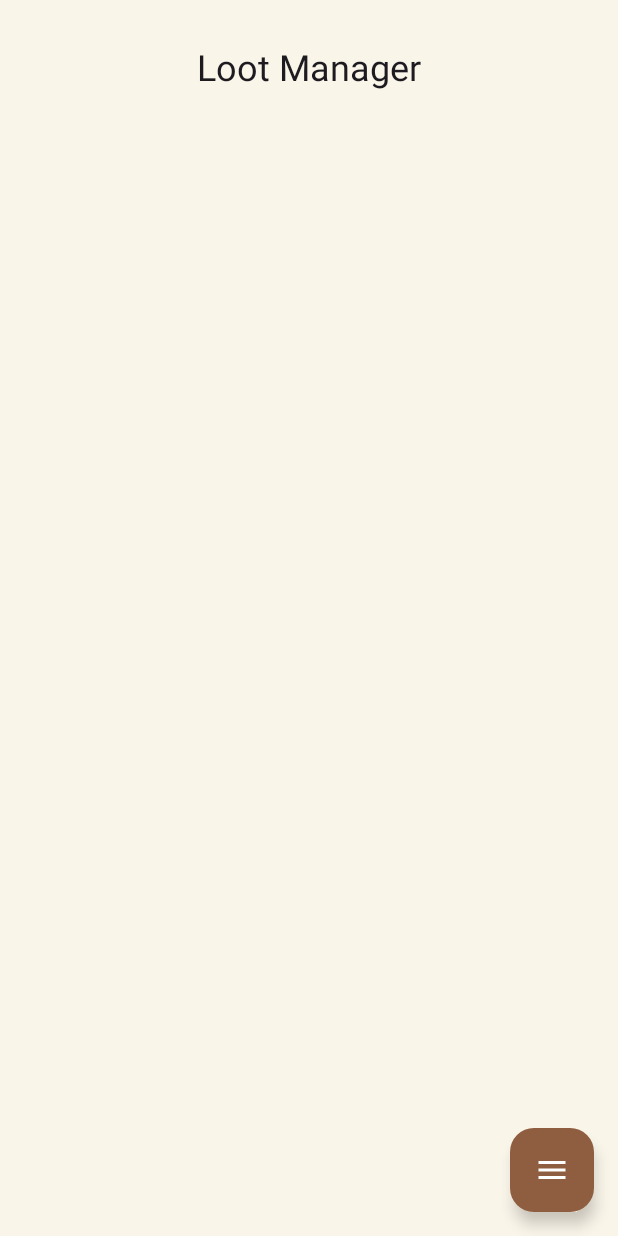
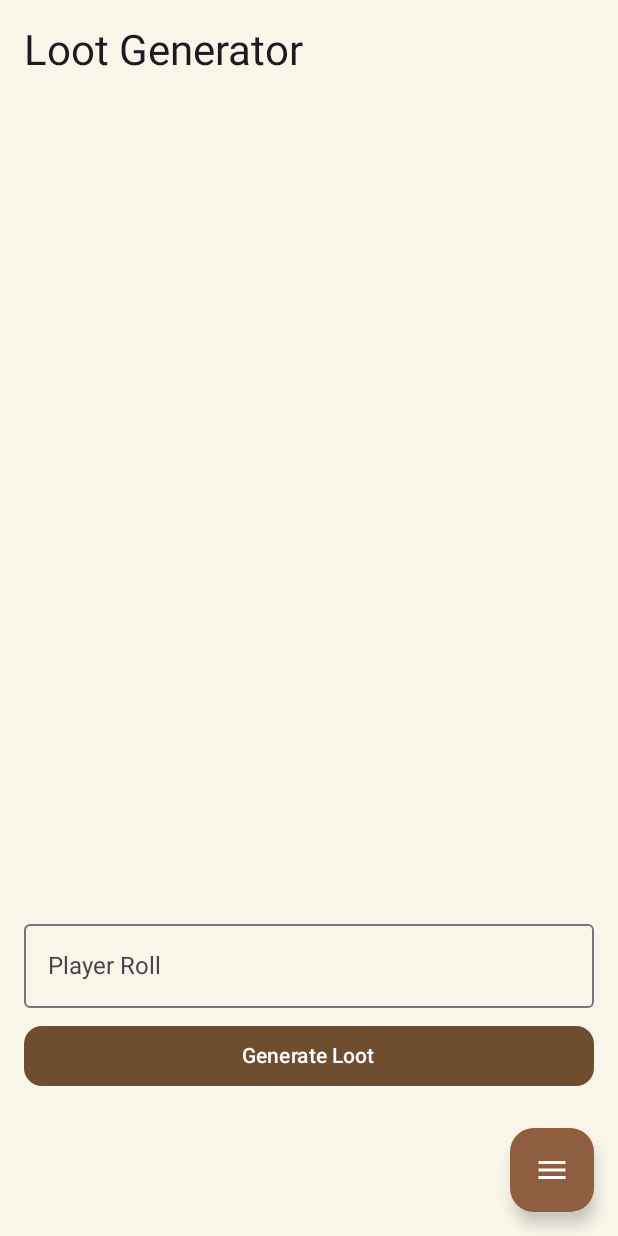
Before and after one commit to supertclank/Campaign-Master, an Android app built with Jetpack Compose: the LootManagerScreen screen opened through its navigation route, on a phone screen of 412 x 824 dp. Run offline under Robolectric (Android 15) with nearby library versions, the phone set to English and light mode, and no system bars; libraries missing offline, so code that uses them is left out: com.jakewharton.retrofit2.

Commit message:
Adjusted fab menu so that it does not overlap with content. Started Loot generation system

```diff
--- a/app/src/main/java/com/example/campaign_master/CampaignMasterApp.kt
+++ b/app/src/main/java/com/example/campaign_master/CampaignMasterApp.kt
@@ -1,54 +1,61 @@
 package com.example.campaign_master
 
-import androidx.compose.foundation.layout.Box
+import androidx.compose.foundation.layout.Column
+import androidx.compose.foundation.layout.fillMaxSize
 import androidx.compose.foundation.layout.padding
 import androidx.compose.material.icons.Icons
 import androidx.compose.material.icons.filled.Menu
 import androidx.compose.material3.ExperimentalMaterial3Api
+import androidx.compose.material3.FabPosition
 import androidx.compose.material3.FloatingActionButton
 import androidx.compose.material3.Icon
 import androidx.compose.material3.ModalBottomSheet
 import androidx.compose.material3.Scaffold
 import androidx.compose.material3.rememberModalBottomSheetState
 import androidx.compose.runtime.Composable
-import androidx.compose.runtime.getValue
-import androidx.compose.runtime.mutableStateOf
-import androidx.compose.runtime.remember
-import androidx.compose.runtime.setValue
+import androidx.compose.runtime.rememberCoroutineScope
 import androidx.compose.ui.Modifier
+import androidx.compose.ui.unit.dp
 import androidx.navigation.compose.rememberNavController
 import com.example.campaign_master.navigation.NavBottomSheet
 import com.example.campaign_master.navigation.NavGraph
+import kotlinx.coroutines.launch
 
 @OptIn(ExperimentalMaterial3Api::class)
 @Composable
 fun CampaignMasterApp() {
     val navController = rememberNavController()
     val sheetState = rememberModalBottomSheetState(skipPartiallyExpanded = true)
-    var showSheet by remember { mutableStateOf(false) }
-
-    NavGraph(navController = navController)
+    val coroutineScope = rememberCoroutineScope()
 
     Scaffold(
         floatingActionButton = {
-            FloatingActionButton(onClick = { showSheet = true }) {
+            FloatingActionButton(
+                onClick = { coroutineScope.launch { sheetState.show() } }
+            ) {
                 Icon(Icons.Default.Menu, contentDescription = "Menu")
             }
-        }
+        },
+        floatingActionButtonPosition = FabPosition.End
     ) { innerPadding ->
-        Box(modifier = Modifier.padding(innerPadding)) {
+        Column(
+            modifier = Modifier
+                .fillMaxSize()
+                .padding(innerPadding)
+                .padding(bottom = 72.dp)
+        ) {
             NavGraph(navController = navController)
         }
 
-        if (showSheet) {
+        if (sheetState.isVisible) {
             ModalBottomSheet(
-                onDismissRequest = { showSheet = false },
+                onDismissRequest = { coroutineScope.launch { sheetState.hide() } },
                 sheetState = sheetState
             ) {
                 NavBottomSheet(
                     onNavigate = { route ->
                         navController.navigate(route)
-                        showSheet = false
+                        coroutineScope.launch { sheetState.hide() }
                     }
                 )
             }
--- a/app/src/main/java/com/example/campaign_master/data/remote/Open5eApiService.kt
+++ b/app/src/main/java/com/example/campaign_master/data/remote/Open5eApiService.kt
@@ -1,13 +1,17 @@
 package com.example.campaign_master.data.remote
 
 import com.example.campaign_master.data.remote.models.Open5eResponse
+import com.example.campaign_master.data.remote.models.loot.EquipmentItem
+import com.example.campaign_master.data.remote.models.loot.MagicItem
+import com.example.campaign_master.data.remote.models.monster.Monster
 import retrofit2.http.GET
 import retrofit2.http.Query
 import retrofit2.http.Url
 
 interface Open5eApiService {
+
     @GET("monsters/")
-    suspend fun getMonsters(@Query("search") name: String? = null): Open5eResponse
+    suspend fun getMonsters(@Query("search") name: String? = null): Open5eResponse<Monster>
 
     @GET("monsters/")
     suspend fun searchMonsters(
@@ -16,8 +20,14 @@ interface Open5eApiService {
         @Query("type") type: String? = null,
         @Query("limit") limit: Int = 100,
         @Query("offset") offset: Int = 0
-    ): Open5eResponse
+    ): Open5eResponse<Monster>
 
     @GET
-    suspend fun getMonstersByUrl(@Url url: String): Open5eResponse
+    suspend fun getMonstersByUrl(@Url url: String): Open5eResponse<Monster>
+
+    @GET("magicitems/")
+    suspend fun getMagicItems(): Open5eResponse<MagicItem>
+
+    @GET("equipment/")
+    suspend fun getEquipment(): Open5eResponse<EquipmentItem>
 }
--- a/app/src/main/java/com/example/campaign_master/data/remote/models/Open5eResponse.kt
+++ b/app/src/main/java/com/example/campaign_master/data/remote/models/Open5eResponse.kt
@@ -1,9 +1,10 @@
 package com.example.campaign_master.data.remote.models
 
+import com.example.campaign_master.data.remote.models.monster.Monster
 import kotlinx.serialization.Serializable
 
 @Serializable
-data class Open5eResponse(
+data class Open5eResponse<T>(
     val count: Int,
     val next: String?,
     val previous: String?,
--- /dev/null
+++ b/app/src/main/java/com/example/campaign_master/data/remote/models/loot/Cost.kt
@@ -0,0 +1,6 @@
+package com.example.campaign_master.data.remote.models.loot
+
+data class Cost(
+    val quantity: Int,
+    val unit: String,
+)
--- /dev/null
+++ b/app/src/main/java/com/example/campaign_master/data/remote/models/loot/GeneratedLoot.kt
@@ -0,0 +1,10 @@
+package com.example.campaign_master.data.remote.models.loot
+
+data class GeneratedLoot(
+    val name: String,
+    val category: String,
+    val description: String? = null,
+    val quantity: Int = 1,
+    val value: Int? = null,
+    val currencyString: String? = null
+)
--- /dev/null
+++ b/app/src/main/java/com/example/campaign_master/data/remote/models/loot/WeightedLoot.kt
@@ -0,0 +1,6 @@
+package com.example.campaign_master.data.remote.models.loot
+
+data class WeightedLoot(
+    val loot: GeneratedLoot,
+    val weight: Int,
+)
--- a/app/src/main/java/com/example/campaign_master/data/remote/models/Monster.kt
+++ b/app/src/main/java/com/example/campaign_master/data/remote/models/monster/Monster.kt
@@ -1,4 +1,4 @@
-package com.example.campaign_master.data.remote.models
+package com.example.campaign_master.data.remote.models.monster
 
 import android.os.Parcelable
 import kotlinx.parcelize.Parcelize
@@ -53,6 +53,6 @@ data class Monster(
     val special_abilities: List<MonsterAction>? = emptyList(),
     val reactions: List<MonsterAction>? = emptyList(),
 
-    // Spellcasting (Optional)
+    // Spellcasting
     val spell_list: List<String>? = null
 ) : Parcelable
--- a/app/src/main/java/com/example/campaign_master/data/remote/models/MonsterAction.kt
+++ b/app/src/main/java/com/example/campaign_master/data/remote/models/monster/MonsterAction.kt
@@ -1,10 +1,11 @@
-package com.example.campaign_master.data.remote.models
+package com.example.campaign_master.data.remote.models.monster
 
 import android.os.Parcelable
 import kotlinx.parcelize.Parcelize
+import kotlinx.serialization.Serializable
 
 @Parcelize
-@kotlinx.serialization.Serializable
+@Serializable
 data class MonsterAction(
     val name: String,
     val desc: String,
--- a/app/src/main/java/com/example/campaign_master/data/MonsterRepository.kt
+++ b/app/src/main/java/com/example/campaign_master/data/remote/models/monster/MonsterRepository.kt
@@ -1,6 +1,5 @@
-package com.example.campaign_master.data
+package com.example.campaign_master.data.remote.models.monster
 
-import com.example.campaign_master.data.remote.models.Monster
 import com.google.firebase.firestore.FirebaseFirestore
 
 object MonsterRepository {
--- a/app/src/main/java/com/example/campaign_master/data/remote/models/Speed.kt
+++ b/app/src/main/java/com/example/campaign_master/data/remote/models/monster/Speed.kt
@@ -1,4 +1,4 @@
-package com.example.campaign_master.data.remote.models
+package com.example.campaign_master.data.remote.models.monster
 
 import android.os.Parcelable
 import kotlinx.parcelize.Parcelize
--- a/app/src/main/java/com/example/campaign_master/features/loot_manager/LootManagerScreen.kt
+++ b/app/src/main/java/com/example/campaign_master/features/loot_manager/LootManagerScreen.kt
@@ -1,34 +1,86 @@
-package com.example.campaign_master.features.loot_manager
+package com.example.campaign_master.features.loot
 
-import androidx.compose.foundation.layout.Box
+import androidx.compose.foundation.layout.Arrangement
 import androidx.compose.foundation.layout.Column
+import androidx.compose.foundation.layout.Spacer
 import androidx.compose.foundation.layout.fillMaxSize
 import androidx.compose.foundation.layout.fillMaxWidth
+import androidx.compose.foundation.layout.height
 import androidx.compose.foundation.layout.padding
+import androidx.compose.foundation.lazy.LazyColumn
+import androidx.compose.foundation.lazy.items
+import androidx.compose.material3.Button
+import androidx.compose.material3.MaterialTheme
+import androidx.compose.material3.OutlinedTextField
 import androidx.compose.material3.Text
 import androidx.compose.runtime.Composable
-import androidx.compose.ui.Alignment
+import androidx.compose.runtime.getValue
+import androidx.compose.runtime.mutableStateOf
+import androidx.compose.runtime.remember
+import androidx.compose.runtime.setValue
 import androidx.compose.ui.Modifier
 import androidx.compose.ui.unit.dp
-import androidx.compose.ui.unit.sp
+import androidx.lifecycle.viewmodel.compose.viewModel
 
 @Composable
-fun LootManagerScreen() {
-    Box(
+fun LootManagerScreen(viewModel: LootManagerViewModel = viewModel()) {
+    val lootResults by viewModel.lootResults
+    var playerRoll by remember { mutableStateOf("") }
+
+    Column(
         modifier = Modifier
             .fillMaxSize()
-            .padding(top = 32.dp)
-    )
-    {
+            .padding(16.dp)
+    ) {
+        Text("Loot Generator", style = MaterialTheme.typography.headlineMedium)
+        Spacer(Modifier.height(16.dp))
+
+        LazyColumn(
+            modifier = Modifier
+                .weight(1f)
+                .fillMaxWidth()
+        ) {
+            items(lootResults) { item ->
+                Column(Modifier.padding(8.dp)) {
+                    Text(
+                        "${item.name} (${item.category})",
+                        style = MaterialTheme.typography.titleMedium
+                    )
+                    item.description?.let { Text(it) }
+                    Text("Quantity: ${item.quantity}")
+                    when {
+                        item.currencyString != null -> Text("Value: ${item.currencyString}")
+                        item.value != null -> Text("Value: ${item.value} gp")
+                    }
+                }
+            }
+        }
+
+        Spacer(Modifier.height(12.dp))
+
         Column(
-            modifier = Modifier.fillMaxWidth(),
-            horizontalAlignment = Alignment.CenterHorizontally
-        )
-        {
-            Text(
-                text = "Loot Manager",
-                fontSize = 24.sp
+            modifier = Modifier
+                .fillMaxWidth()
+                .padding(bottom = 8.dp),
+            verticalArrangement = Arrangement.spacedBy(8.dp)
+        ) {
+            OutlinedTextField(
+                value = playerRoll,
+                onValueChange = { playerRoll = it.filter { ch -> ch.isDigit() } },
+                label = { Text("Player Roll") },
+                modifier = Modifier.fillMaxWidth()
             )
+
+            Button(
+                onClick = {
+                    val roll = playerRoll.toIntOrNull()?.coerceIn(1, 40) ?: 10
+                    viewModel.generateRandomLoot(roll)
+                },
+                modifier = Modifier.fillMaxWidth(),
+                shape = MaterialTheme.shapes.medium
+            ) {
+                Text("Generate Loot")
+            }
         }
     }
 }
--- a/app/src/main/java/com/example/campaign_master/features/monster_manager/MosnterCard.kt
+++ b/app/src/main/java/com/example/campaign_master/features/monster_manager/MosnterCard.kt
@@ -19,8 +19,8 @@ import androidx.compose.ui.Modifier
 import androidx.compose.ui.platform.LocalContext
 import androidx.compose.ui.unit.dp
 import androidx.navigation.NavHostController
-import com.example.campaign_master.data.MonsterRepository
-import com.example.campaign_master.data.remote.models.Monster
+import com.example.campaign_master.data.remote.models.monster.Monster
+import com.example.campaign_master.data.remote.models.monster.MonsterRepository
 import kotlinx.serialization.encodeToString
 import kotlinx.serialization.json.Json
 
--- a/app/src/main/java/com/example/campaign_master/navigation/NavGraph.kt
+++ b/app/src/main/java/com/example/campaign_master/navigation/NavGraph.kt
@@ -6,10 +6,10 @@ import androidx.navigation.NavType
 import androidx.navigation.compose.NavHost
 import androidx.navigation.compose.composable
 import androidx.navigation.navArgument
-import com.example.campaign_master.data.remote.models.Monster
+import com.example.campaign_master.data.remote.models.monster.Monster
 import com.example.campaign_master.features.encounter_builder.EncounterBuilderScreen
 import com.example.campaign_master.features.home.HomeScreen
-import com.example.campaign_master.features.loot_manager.LootManagerScreen
+import com.example.campaign_master.features.loot.LootManagerScreen
 import com.example.campaign_master.features.monster_manager.MonsterDetailScreen
 import com.example.campaign_master.features.monster_manager.MonsterManagerScreen
 import com.example.campaign_master.features.notes.NotesJournalScreen
@@ -33,7 +33,7 @@ fun NavGraph(navController: NavHostController) {
             EncounterBuilderScreen()
         }
         composable(Screen.MonsterManager.route) {
-            MonsterManagerScreen(navController = navController) // If you want navigation from list
+            MonsterManagerScreen(navController = navController)
         }
         composable(Screen.NotesJournal.route) {
             NotesJournalScreen()
```
Also changed, not shown: app/src/main/java/com/example/campaign_master/data/remote/models/loot/EquipmentItem.kt (added, +12 -0 lines), app/src/main/java/com/example/campaign_master/data/remote/models/loot/MagicItem.kt (added, +12 -0 lines), app/src/main/java/com/example/campaign_master/data/remote/models/loot/lootItems.kt (added, +11 -0 lines), app/src/main/java/com/example/campaign_master/features/loot_manager/LootManagerViewModel.kt (added, +98 -0 lines), app/src/main/java/com/example/campaign_master/features/monster_manager/MonsterDetailScreen.kt (+40 -9 lines), app/src/main/java/com/example/campaign_master/features/monster_manager/MonsterManagerScreen.kt (+9 -1 lines), app/src/main/java/com/example/campaign_master/features/monster_manager/MonsterManagerViewModel.kt (+19 -9 lines).
